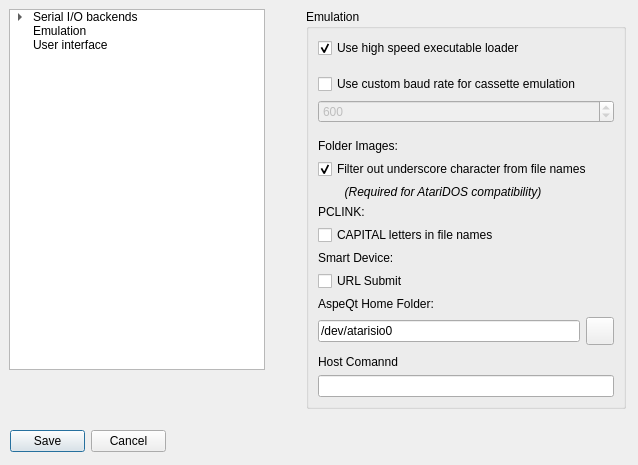
Qt form optionsdialog.ui (pjones1063/AspeQt-2k26) before a commit.
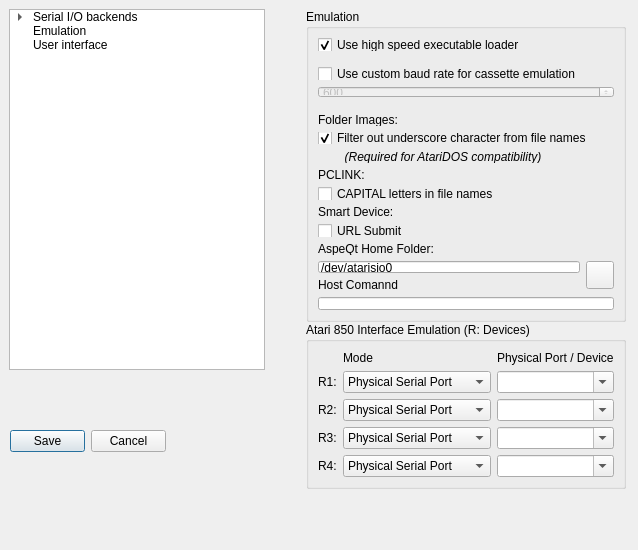
The same form after that commit.

```diff
--- a/optionsdialog.ui
+++ b/optionsdialog.ui
@@ -10,7 +10,7 @@
     <x>0</x>
     <y>0</y>
     <width>638</width>
-    <height>465</height>
+    <height>550</height>
    </rect>
   </property>
   <property name="sizePolicy">
@@ -92,7 +92,7 @@
      <x>306</x>
      <y>9</y>
      <width>320</width>
-     <height>400</height>
+     <height>480</height>
     </rect>
    </property>
    <property name="sizePolicy">
@@ -781,7 +781,78 @@
        </layout>
       </widget>
      </item>
-    </layout>
+
+
+<item>
+      <widget class="QGroupBox" name="rs232Group">
+       <property name="title">
+        <string>Atari 850 Interface Emulation (R: Devices)</string>
+       </property>
+       <layout class="QGridLayout" name="gridLayout_850">
+
+        <item row="0" column="1">
+         <widget class="QLabel" name="label_mode_header"><property name="text"><string>Mode</string></property></widget>
+        </item>
+        <item row="0" column="2">
+         <widget class="QLabel" name="label_port_header"><property name="text"><string>Physical Port / Device</string></property></widget>
+        </item>
+
+        <item row="1" column="0">
+         <widget class="QLabel" name="label_r1"><property name="text"><string>R1:</string></property></widget>
+        </item>
+        <item row="1" column="1">
+         <widget class="QComboBox" name="rs232Mode1Combo">
+          <item><property name="text"><string>Physical Serial Port</string></property></item>
+          <item><property name="text"><string>Internet Modem (Telnet)</string></property></item>
+         </widget>
+        </item>
+        <item row="1" column="2">
+         <widget class="QComboBox" name="rs232Port1Combo"><property name="editable"><bool>true</bool></property></widget>
+        </item>
+
+        <item row="2" column="0">
+         <widget class="QLabel" name="label_r2"><property name="text"><string>R2:</string></property></widget>
+        </item>
+        <item row="2" column="1">
+         <widget class="QComboBox" name="rs232Mode2Combo">
+          <item><property name="text"><string>Physical Serial Port</string></property></item>
+          <item><property name="text"><string>Internet Modem (Telnet)</string></property></item>
+         </widget>
+        </item>
+        <item row="2" column="2">
+         <widget class="QComboBox" name="rs232Port2Combo"><property name="editable"><bool>true</bool></property></widget>
+        </item>
+
+        <item row="3" column="0">
+         <widget class="QLabel" name="label_r3"><property name="text"><string>R3:</string></property></widget>
+        </item>
+        <item row="3" column="1">
+         <widget class="QComboBox" name="rs232Mode3Combo">
+          <item><property name="text"><string>Physical Serial Port</string></property></item>
+          <item><property name="text"><string>Internet Modem (Telnet)</string></property></item>
+         </widget>
+        </item>
+        <item row="3" column="2">
+         <widget class="QComboBox" name="rs232Port3Combo"><property name="editable"><bool>true</bool></property></widget>
+        </item>
+
+        <item row="4" column="0">
+         <widget class="QLabel" name="label_r4"><property name="text"><string>R4:</string></property></widget>
+        </item>
+        <item row="4" column="1">
+         <widget class="QComboBox" name="rs232Mode4Combo">
+          <item><property name="text"><string>Physical Serial Port</string></property></item>
+          <item><property name="text"><string>Internet Modem (Telnet)</string></property></item>
+         </widget>
+        </item>
+        <item row="4" column="2">
+         <widget class="QComboBox" name="rs232Port4Combo"><property name="editable"><bool>true</bool></property></widget>
+        </item>
+
+       </layout>
+      </widget>
+     </item>
+     </layout>
    </widget>
    <widget class="QWidget" name="page_i18n">
     <layout class="QGridLayout" name="gridLayout">
```
Left out of the diff: 2 changed lines with no effect on the pictures.
